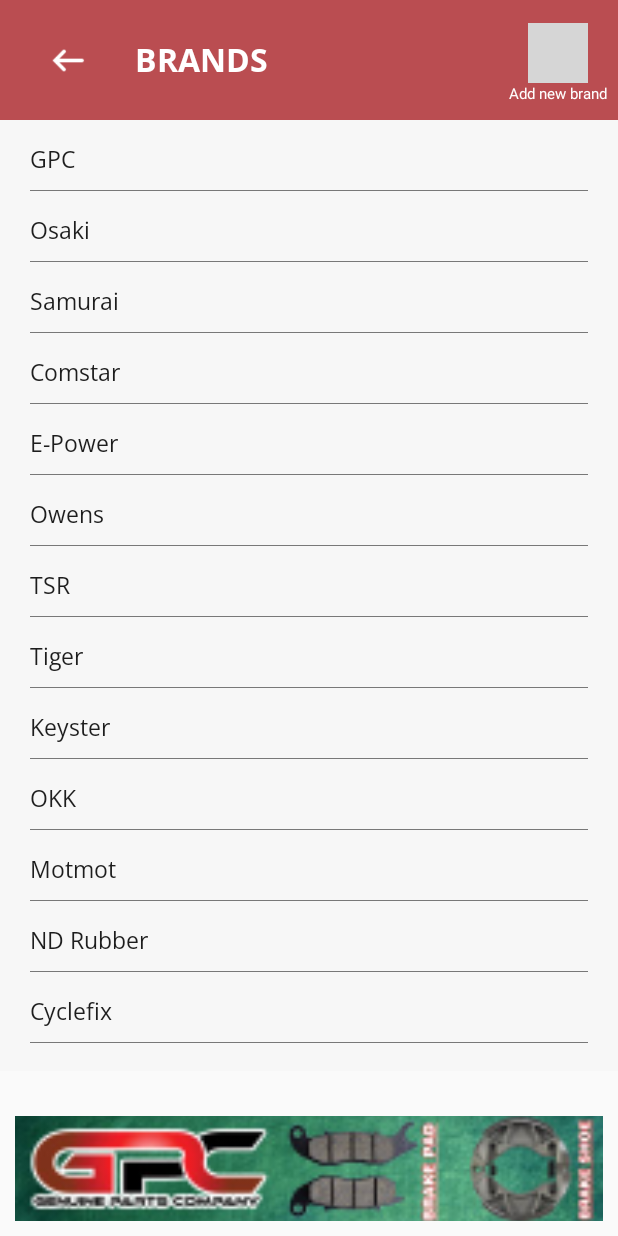
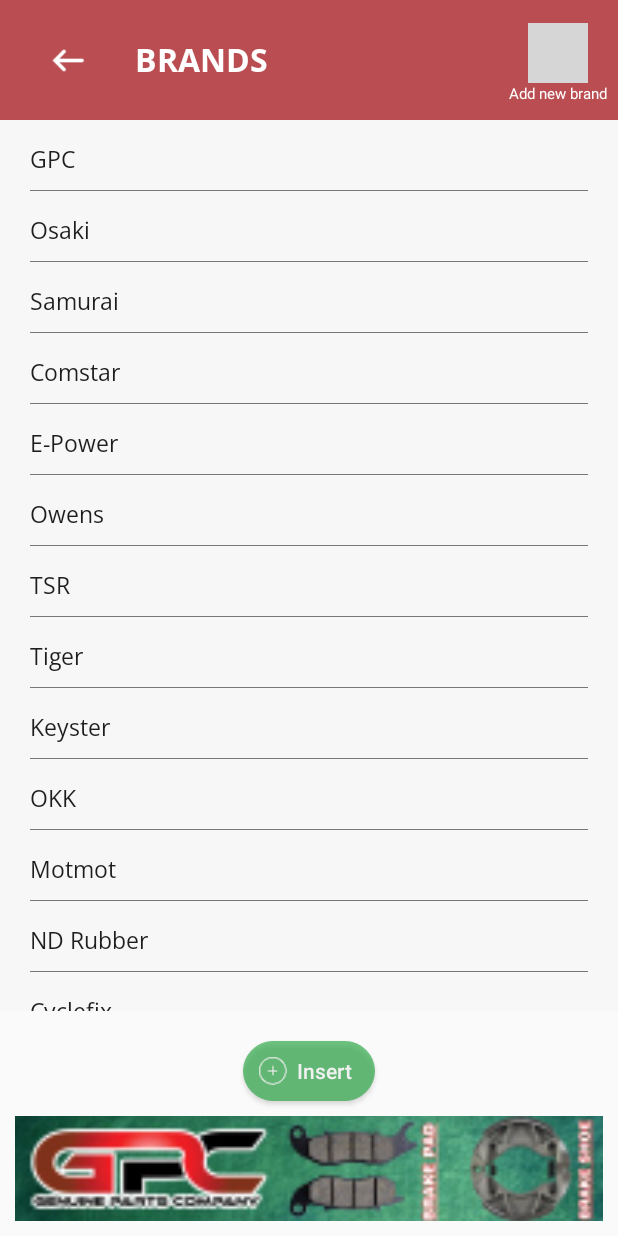
Before and after one commit to ElevinTech/MotorBroShop, an Android app: the TypeOfBrandActivity screen opened directly, with no data from a screen before it, on a phone screen of 412 x 824 dp. Run offline under Robolectric (Android 15) with nearby library versions, the phone set to English and light mode, and no system bars; our stand-ins replace Firebase (no records; nobody signed in at launch, a user with empty details on screens opened directly); grey boxes are pictures that could not be loaded.

Commit message:
- Created new layout - Add edit parts view - Add edit type of parts

```diff
--- a/app/src/main/java/com/elevintech/motorbroshop/Dashboard/Fragments/CustomerListFragment.kt
+++ b/app/src/main/java/com/elevintech/motorbroshop/Dashboard/Fragments/CustomerListFragment.kt
@@ -8,6 +8,7 @@ import android.view.LayoutInflater
 import android.view.View
 import android.view.ViewGroup
 import androidx.recyclerview.widget.LinearLayoutManager
+import com.bumptech.glide.Glide
 import com.elevintech.motorbroshop.Chat.ChatListActivity
 import com.elevintech.motorbroshop.Customer.CustomerProfileActivity
 import com.elevintech.motorbroshop.Dashboard.DashboardActivity
@@ -99,6 +100,10 @@ class CustomerListFragment : Fragment() {
         override fun bind(viewHolder: ViewHolder, position: Int) {
             viewHolder.itemView.customerName.text = customer.firstName + " " + customer.lastName
 
+            if (user.profilePictureUrl != "") {
+                activity?.let { Glide.with(it).load(user.profilePictureUrl).into( viewHolder.itemView.userProfileImage) }
+            }
+
             viewHolder.itemView.setOnClickListener {
                 val intent = Intent(activity, CustomerProfileActivity::class.java)
                 intent.putExtra("customer", customer)
@@ -108,7 +113,6 @@ class CustomerListFragment : Fragment() {
 
         override fun getLayout(): Int {
             return R.layout.row_customer
-
         }
     }
 
--- a/app/src/main/java/com/elevintech/motorbroshop/Dashboard/Fragments/HomeFragment.kt
+++ b/app/src/main/java/com/elevintech/motorbroshop/Dashboard/Fragments/HomeFragment.kt
@@ -105,8 +105,12 @@ class HomeFragment : Fragment() {
         }
 
         val db = MotorBroDatabase()
+
+        if (user.shopId.isEmpty()) {
+            return
+        }
+
         db.getShop(user.shopId) {
-
             if (!isAdded) {
                 return@getShop
             }
--- a/app/src/main/java/com/elevintech/motorbroshop/Dashboard/Fragments/MoreFragment.kt
+++ b/app/src/main/java/com/elevintech/motorbroshop/Dashboard/Fragments/MoreFragment.kt
@@ -53,11 +53,10 @@ class MoreFragment : Fragment() {
 
         userFirstName.text = user.firstName
         emailText.text = user.email
+
         if (user.profilePictureUrl != "") {
             Glide.with(this).load(user.profilePictureUrl).into(userProfileImage)
         }
-
-
 
         editShopLayout.setOnClickListener {
             val intent = Intent(activity, UpdateShop::class.java)
--- a/app/src/main/java/com/elevintech/motorbroshop/FirebaseMessagingService.kt
+++ b/app/src/main/java/com/elevintech/motorbroshop/FirebaseMessagingService.kt
@@ -25,7 +25,6 @@ class FirebaseMessagingService : FirebaseMessagingService(){
 
             if(isLoggedIn)
                 MotorBroDatabase().updateFcmToken(token)
-
         }
 
     }
--- a/app/src/main/res/layout/activity_add_parts_services.xml
+++ b/app/src/main/res/layout/activity_add_parts_services.xml
@@ -440,7 +440,7 @@
                     android:layout_height="20dp"
                     android:tint="@color/colorPrimary"
                     android:layout_marginLeft="20dp"
-                    android:src="@drawable/cash_small_icon"
+                    android:src="@drawable/cash_wallet_icon"
 
                     />
 
--- a/app/src/main/res/layout/activity_type_of_brand.xml
+++ b/app/src/main/res/layout/activity_type_of_brand.xml
@@ -133,11 +133,12 @@
 
     <LinearLayout
         android:id="@+id/linearLayout3"
-        android:layout_marginBottom="110dp"
+        android:layout_marginBottom="150dp"
         android:layout_below="@+id/linearLayout2"
         android:layout_width="match_parent"
         android:layout_height="match_parent"
         android:background="#F7F7F7"
+
         android:orientation="vertical"
         app:layout_constraintBottom_toTopOf="@+id/addItemsButton"
         app:layout_constraintEnd_toEndOf="parent"
@@ -175,6 +176,28 @@
         app:layout_constraintEnd_toEndOf="parent"
         app:layout_constraintStart_toStartOf="parent" />
 
+    <Button
+        android:visibility="visible"
+        android:layout_alignParentBottom="true"
+        android:layout_marginBottom="90dp"
+        android:layout_centerHorizontal="true"
+        android:id="@+id/addItemsButton"
+        android:layout_width="wrap_content"
+        android:layout_height="40dp"
+        android:alpha="0.65"
+        android:background="@drawable/type_parts_add_bg"
+        android:drawableStart="@drawable/smaller_add_icon"
+        android:drawableTint="@color/white"
+        android:paddingStart="10dp"
+        android:paddingEnd="10dp"
+        android:text="Insert"
+        android:textAllCaps="false"
+        android:textColor="#FFFFFF"
+        android:textSize="14sp"
+        app:layout_constraintBottom_toBottomOf="parent"
+        app:layout_constraintEnd_toEndOf="parent"
+        app:layout_constraintStart_toStartOf="parent" />
+
     <FrameLayout
         android:background="@color/loginRedButtonBackground"
         android:layout_width="match_parent"
--- a/app/src/main/res/layout/fragment_home.xml
+++ b/app/src/main/res/layout/fragment_home.xml
@@ -149,7 +149,7 @@
                     android:layout_width="20dp"
                     android:layout_height="20dp"
                     android:src="@drawable/calendar_icon"
-                    android:tint="#888888"
+                    android:tint="@color/darkTextColorBlack"
                     />
                 <TextView
                     android:id="@+id/shopEstablished"
@@ -176,7 +176,7 @@
                     android:layout_width="20dp"
                     android:layout_height="20dp"
                     android:src="@drawable/users_icon"
-                    android:tint="#888888"
+                    android:tint="@color/darkTextColorBlack"
                     />
                 <TextView
                     android:id="@+id/shopCustomersNumber"
@@ -203,7 +203,7 @@
                     android:layout_width="20dp"
                     android:layout_height="20dp"
                     android:src="@drawable/wrench_icon"
-                    android:tint="#888888"
+                    android:tint="@color/darkTextColorBlack"
                     />
                 <TextView
                     android:id="@+id/shopPartsServicesNumber"
--- a/app/src/main/res/layout/row_product.xml
+++ b/app/src/main/res/layout/row_product.xml
@@ -65,7 +65,7 @@
                         android:layout_width="15dp"
                         android:layout_height="15dp"
                         android:layout_marginTop="10dp"
-                        android:src="@drawable/cash_small_icon" />
+                        android:src="@drawable/cash_wallet_icon" />
 
                     <TextView
                         android:id="@+id/cashText"
--- a/app/src/main/res/values/colors.xml
+++ b/app/src/main/res/values/colors.xml
@@ -7,6 +7,7 @@
     <color name="triadPrimaryGreen">#7bcf3c</color>
     <color name="triadPrimaryRed">#cf3c7b</color>
 
+    <color name="darkTextColorBlack">#3C3C3C</color>
 
     <color name="colorSecondary">#9C27B0</color>
     <color name="white">#FFFFFF</color>
```
Also changed, not shown: app/src/main/java/com/elevintech/motorbroshop/AddPartsServices/AddPartsServicesActivity.kt (+14 -2 lines), app/src/main/java/com/elevintech/motorbroshop/AddPartsServices/AddPartsServicesForCustomerActivity.kt (+4 -4 lines), app/src/main/java/com/elevintech/motorbroshop/TypeOf/TypeOfBrandActivity.kt (+33 -0 lines), app/src/main/res/layout/fragment_more.xml (+10 -9 lines), app/src/main/res/layout/row_customer.xml (+15 -2 lines), app/src/main/res/drawable-xxhdpi/cash_wallet_icon.png (added).
